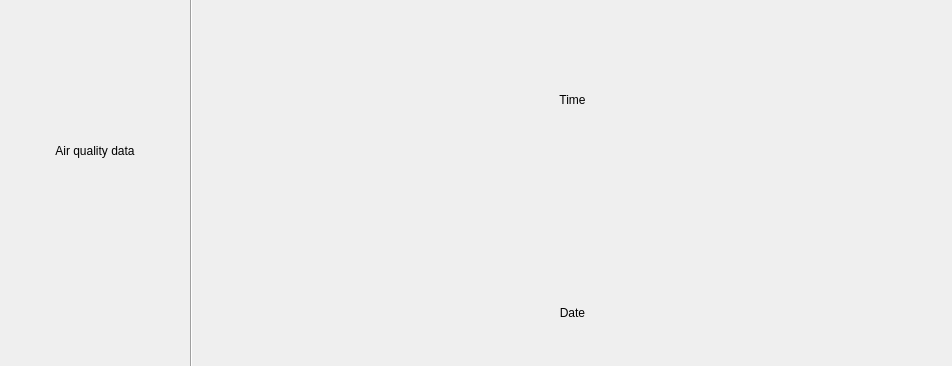
Before: the Qt Designer form src/ui/display.ui in KrusnikViers/RaspClock, drawn with Qt 5; both pictures show x 0 to 952 and y 107 to 473 of the 952 by 648 pixel window.
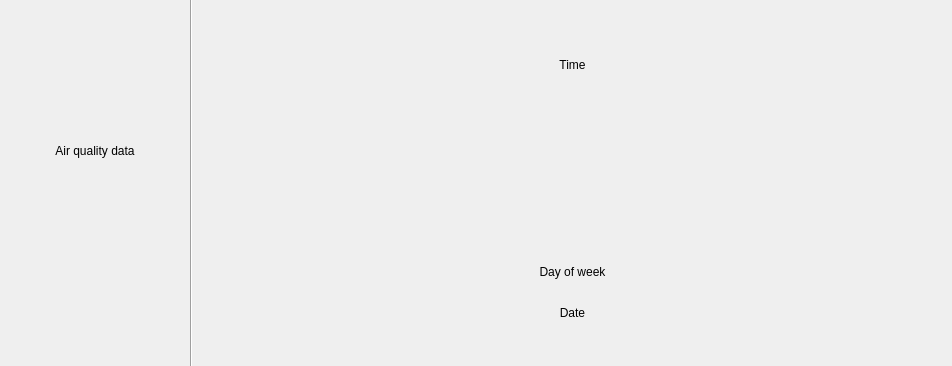
After: the same form once the commit is applied.

Diff of the .ui file:
```diff
--- a/src/ui/display.ui
+++ b/src/ui/display.ui
@@ -62,7 +62,7 @@
         <property name="sizePolicy">
          <sizepolicy hsizetype="Preferred" vsizetype="Expanding">
           <horstretch>0</horstretch>
-          <verstretch>4</verstretch>
+          <verstretch>10</verstretch>
          </sizepolicy>
         </property>
         <property name="text">
@@ -73,12 +73,28 @@
         </property>
        </widget>
       </item>
+      <item>
+       <widget class="QLabel" name="day_of_week_label">
+        <property name="sizePolicy">
+         <sizepolicy hsizetype="Preferred" vsizetype="Expanding">
+          <horstretch>0</horstretch>
+          <verstretch>2</verstretch>
+         </sizepolicy>
+        </property>
+        <property name="text">
+         <string>Day of week</string>
+        </property>
+        <property name="alignment">
+         <set>Qt::AlignCenter</set>
+        </property>
+       </widget>
+      </item>
       <item>
        <widget class="QLabel" name="date_label">
         <property name="sizePolicy">
          <sizepolicy hsizetype="Preferred" vsizetype="Expanding">
           <horstretch>0</horstretch>
-          <verstretch>1</verstretch>
+          <verstretch>3</verstretch>
          </sizepolicy>
         </property>
         <property name="text">
```
